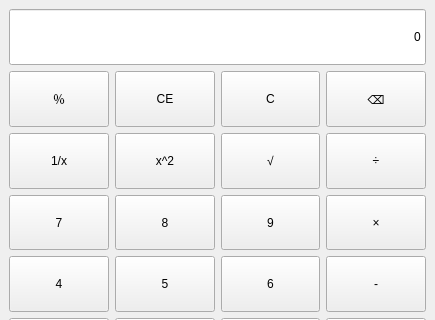
First picture: the form in mainwindow.ui, repository alac19/QtCourse, before the edit; both pictures show x 0 to 435 and y 0 to 320 of the 435 by 467 pixel window.
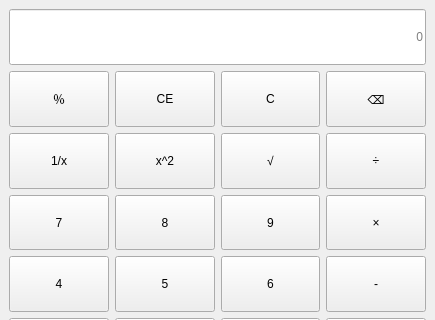
Second picture: the form after the edit.

Commit message: 增加 display 处缺省值 0

What changed in the file:
```diff
--- a/mainwindow.ui
+++ b/mainwindow.ui
@@ -130,11 +130,14 @@
          </sizepolicy>
         </property>
         <property name="text">
-         <string>0</string>
+         <string/>
         </property>
         <property name="alignment">
          <set>Qt::AlignmentFlag::AlignRight|Qt::AlignmentFlag::AlignTrailing|Qt::AlignmentFlag::AlignVCenter</set>
         </property>
+        <property name="placeholderText">
+         <string>0</string>
+        </property>
        </widget>
       </item>
       <item row="3" column="3">
```
Left out of the diff: 3 changed lines with no effect on the pictures.
